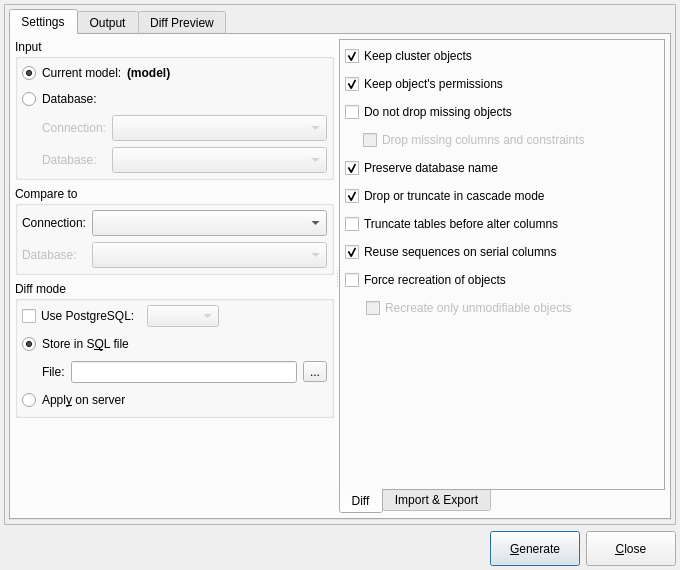
Above: libpgmodeler_ui/ui/modeldatabasediffform.ui from pgmodeler/pgmodeler before the change. Below: the same form after it.
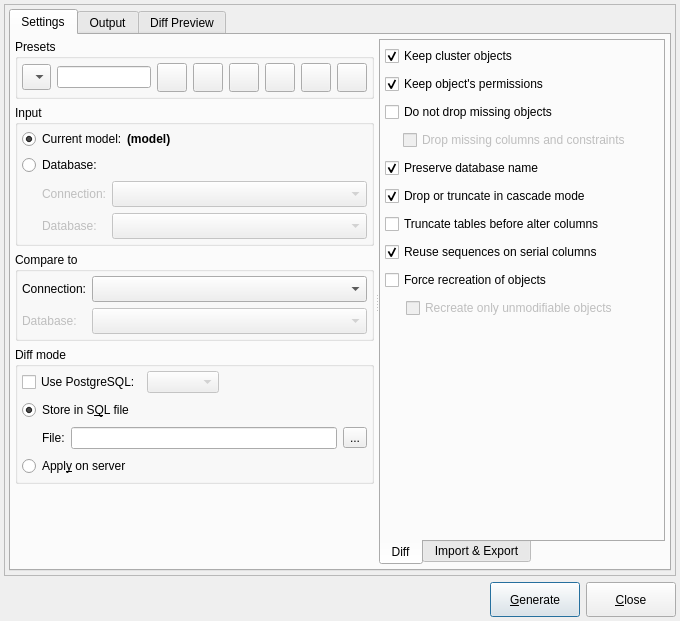
That is the form after the change. Icons and pictures are not drawn.

Commit message: Added support to save diff settings in form of presets (issues #1231 #677)

Diff of the .ui file:
```diff
--- a/libpgmodeler_ui/ui/modeldatabasediffform.ui
+++ b/libpgmodeler_ui/ui/modeldatabasediffform.ui
@@ -1,7 +1,7 @@
 <?xml version="1.0" encoding="UTF-8"?>
 <ui version="4.0">
  <class>ModelDatabaseDiffForm</class>
- <widget class="QDialog" name="ModelDatabaseDiffForm">
+ <widget class="QWidget" name="ModelDatabaseDiffForm">
   <property name="windowModality">
    <enum>Qt::ApplicationModal</enum>
   </property>
@@ -10,7 +10,7 @@
     <x>0</x>
     <y>0</y>
     <width>680</width>
-    <height>570</height>
+    <height>621</height>
    </rect>
   </property>
   <property name="sizePolicy">
@@ -125,6 +125,230 @@
             </property>
             <widget class="QWidget" name="layoutWidget">
              <layout class="QVBoxLayout" name="verticalLayout_6">
+              <item>
+               <widget class="QGroupBox" name="presets_gb">
+                <property name="sizePolicy">
+                 <sizepolicy hsizetype="Expanding" vsizetype="Preferred">
+                  <horstretch>0</horstretch>
+                  <verstretch>0</verstretch>
+                 </sizepolicy>
+                </property>
+                <property name="minimumSize">
+                 <size>
+                  <width>0</width>
+                  <height>0</height>
+                 </size>
+                </property>
+                <property name="title">
+                 <string>Presets</string>
+                </property>
+                <property name="flat">
+                 <bool>false</bool>
+                </property>
+                <property name="checkable">
+                 <bool>false</bool>
+                </property>
+                <layout class="QVBoxLayout" name="verticalLayout_8">
+                 <property name="leftMargin">
+                  <number>4</number>
+                 </property>
+                 <property name="topMargin">
+                  <number>4</number>
+                 </property>
+                 <property name="rightMargin">
+                  <number>4</number>
+                 </property>
+                 <property name="bottomMargin">
+                  <number>4</number>
+                 </property>
+                 <item>
+                  <layout class="QHBoxLayout" name="horizontalLayout_6">
+                   <property name="spacing">
+                    <number>6</number>
+                   </property>
+                   <item>
+                    <widget class="QComboBox" name="presets_cmb">
+                     <property name="sizePolicy">
+                      <sizepolicy hsizetype="Preferred" vsizetype="Fixed">
+                       <horstretch>0</horstretch>
+                       <verstretch>0</verstretch>
+                      </sizepolicy>
+                     </property>
+                     <property name="insertPolicy">
+                      <enum>QComboBox::InsertAtBottom</enum>
+                     </property>
+                     <property name="sizeAdjustPolicy">
+                      <enum>QComboBox::AdjustToMinimumContentsLengthWithIcon</enum>
+                     </property>
+                     <property name="iconSize">
+                      <size>
+                       <width>18</width>
+                       <height>18</height>
+                      </size>
+                     </property>
+                    </widget>
+                   </item>
+                   <item>
+                    <widget class="QLineEdit" name="preset_name_edt"/>
+                   </item>
+                   <item>
+                    <widget class="QToolButton" name="new_preset_tb">
+                     <property name="enabled">
+                      <bool>true</bool>
+                     </property>
+                     <property name="toolTip">
+                      <string>Add new preset</string>
+                     </property>
+                     <property name="text">
+                      <string/>
+                     </property>
+                     <property name="icon">
+                      <iconset resource="../res/resources.qrc">
+                       <normaloff>:/icones/icones/novo.png</normaloff>:/icones/icones/novo.png</iconset>
+                     </property>
+                     <property name="iconSize">
+                      <size>
+                       <width>22</width>
+                       <height>22</height>
+                      </size>
+                     </property>
+                     <property name="shortcut">
+                      <string>Ins</string>
+                     </property>
+                    </widget>
+                   </item>
+                   <item>
+                    <widget class="QToolButton" name="edit_preset_tb">
+                     <property name="enabled">
+                      <bool>true</bool>
+                     </property>
+                     <property name="toolTip">
+                      <string>Edit preset name</string>
+                     </property>
+                     <property name="text">
+                      <string/>
+                     </property>
+                     <property name="icon">
+                      <iconset resource="../res/resources.qrc">
+                       <normaloff>:/icones/icones/editar.png</normaloff>:/icones/icones/editar.png</iconset>
+                     </property>
+                     <property name="iconSize">
+                      <size>
+                       <width>22</width>
+                       <height>22</height>
+                      </size>
+                     </property>
+                     <property name="shortcut">
+                      <string>Ctrl+E</string>
+                     </property>
+                    </widget>
+                   </item>
+                   <item>
+                    <widget class="QToolButton" name="save_preset_tb">
+                     <property name="enabled">
+                      <bool>true</bool>
+                     </property>
+                     <property name="toolTip">
+                      <string>Save preset</string>
+                     </property>
+                     <property name="text">
+                      <string/>
+                     </property>
+                     <property name="icon">
+                      <iconset resource="../res/resources.qrc">
+                       <normaloff>:/icones/icones/salvar.png</normaloff>:/icones/icones/salvar.png</iconset>
+                     </property>
+                     <property name="iconSize">
+                      <size>
+                       <width>22</width>
+                       <height>22</height>
+                      </size>
+                     </property>
+                     <property name="shortcut">
+                      <string>Ctrl+S</string>
+                     </property>
+                    </widget>
+                   </item>
+                   <item>
+                    <widget class="QToolButton" name="cancel_preset_edit_tb">
+                     <property name="enabled">
+                      <bool>true</bool>
+                     </property>
+                     <property name="toolTip">
+                      <string>Cancel operation on the preset</string>
+                     </property>
+                     <property name="text">
+                      <string/>
+                     </property>
+                     <property name="icon">
+                      <iconset resource="../res/resources.qrc">
+                       <normaloff>:/icones/icones/fechar1.png</normaloff>:/icones/icones/fechar1.png</iconset>
+                     </property>
+                     <property name="iconSize">
+                      <size>
+                       <width>22</width>
+                       <height>22</height>
+                      </size>
+                     </property>
+                     <property name="shortcut">
+                      <string>Esc</string>
+                     </property>
+                    </widget>
+                   </item>
+                   <item>
+                    <widget class="QToolButton" name="remove_preset_tb">
+                     <property name="enabled">
+                      <bool>true</bool>
+                     </property>
+                     <property name="toolTip">
+                      <string>Delete the selected preset</string>
+                     </property>
+                     <property name="text">
+                      <string/>
+                     </property>
+                     <property name="icon">
+                      <iconset resource="../res/resources.qrc">
+                       <normaloff>:/icones/icones/excluir.png</normaloff>:/icones/icones/excluir.png</iconset>
+                     </property>
+                     <property name="iconSize">
+                      <size>
+                       <width>22</width>
+                       <height>22</height>
+                      </size>
+                     </property>
+                     <property name="shortcut">
+                      <string>Del</string>
+                     </property>
+                    </widget>
+                   </item>
+                   <item>
+                    <widget class="QToolButton" name="default_presets_tb">
+                     <property name="enabled">
+                      <bool>true</bool>
+                     </property>
+                     <property name="toolTip">
+                      <string>Restore the default presets</string>
+                     </property>
+                     <property name="text">
+                      <string/>
+                     </property>
+                     <property name="icon">
+                      <iconset resource="../res/resources.qrc">
+                       <normaloff>:/icones/icones/atualizar.png</normaloff>:/icones/icones/atualizar.png</iconset>
+                     </property>
+                     <property name="iconSize">
+                      <size>
+                       <width>22</width>
+                       <height>22</height>
+                      </size>
+                     </property>
+                    </widget>
+                   </item>
+                  </layout>
+                 </item>
+                </layout>
+               </widget>
+              </item>
               <item>
                <widget class="QGroupBox" name="groupBox_2">
                 <property name="sizePolicy">
@@ -246,6 +470,9 @@
                     </property>
                     <item row="0" column="0">
                      <widget class="QLabel" name="src_connection_lbl">
+                      <property name="enabled">
+                       <bool>false</bool>
+                      </property>
                       <property name="text">
                        <string>Connection:</string>
                       </property>
@@ -253,6 +480,9 @@
                     </item>
                     <item row="0" column="1">
                      <widget class="QComboBox" name="src_connections_cmb">
+                      <property name="enabled">
+                       <bool>false</bool>
+                      </property>
                       <property name="sizePolicy">
                        <sizepolicy hsizetype="Expanding" vsizetype="Fixed">
                         <horstretch>0</horstretch>
```
The commit also changes 14 other files.
